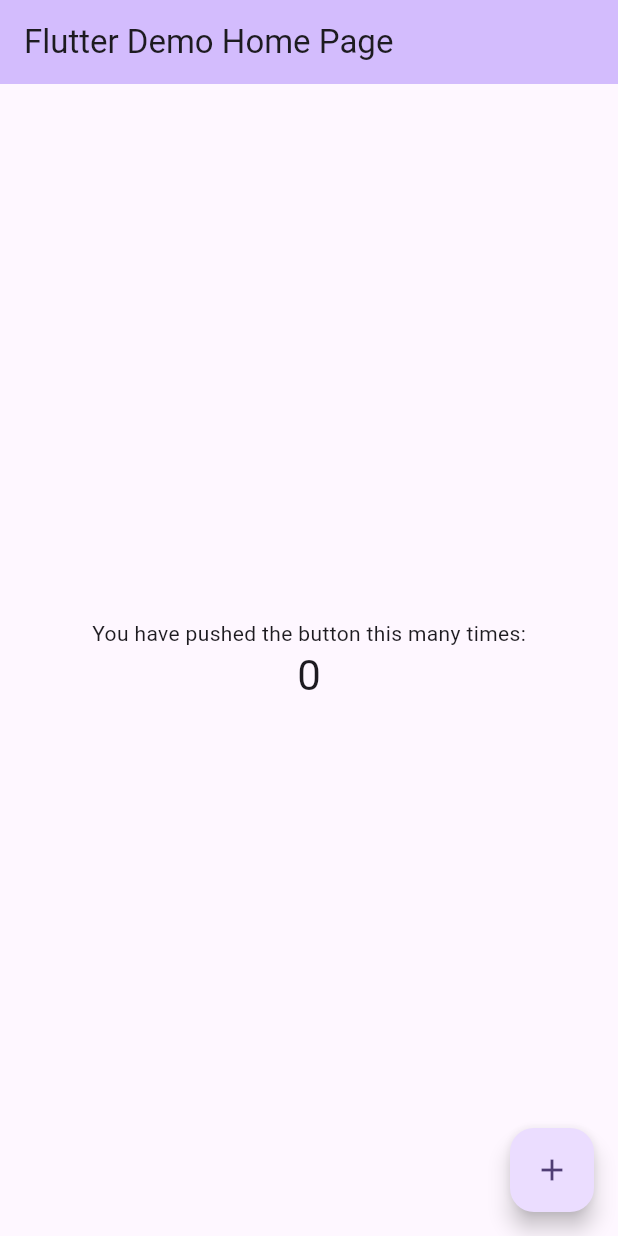
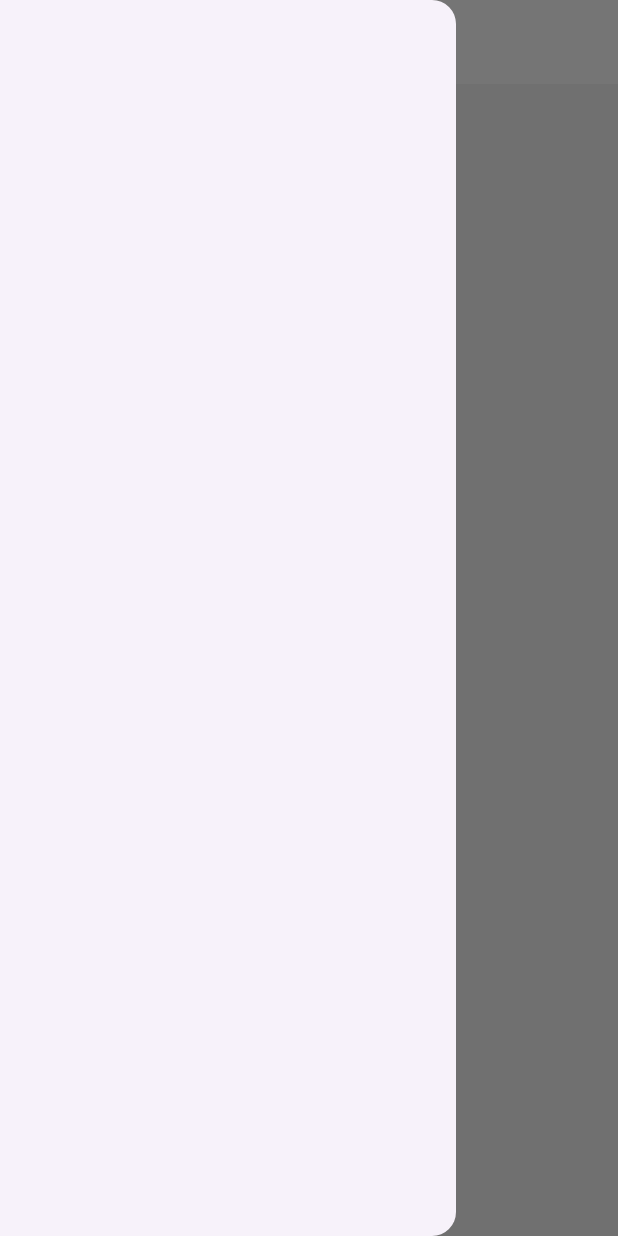
Before and after one commit to codewithjaspreet/trident, a Flutter app: the screen it shows after launch, with the side drawer open (before the commit the screen has no drawer), on a phone screen of 412 x 824 dp. Run offline on Flutter 3.47's test engine with Material 3 defaults, Android fonts, the phone set to English and light mode, and no system bars; our stand-ins replace cached_network_image, connectivity_plus, data_table_2, firebase_storage, get, get_storage and 4 more; missing offline and left inert: dart:html; accounts and stored records are empty; Roboto replaces fonts that are missing (Urbanist); project files that could hold a hidden picture were left out.

Commit message:
feat : added responsive layout structure for desktop, mobile & tablet

```diff
--- /dev/null
+++ b/lib/common/widgets/layouts/templates/site_layout.dart
@@ -0,0 +1,46 @@
+import 'package:flutter/cupertino.dart';
+import 'package:flutter/material.dart';
+import 'package:trident/common/widgets/responsive/responsive_design.dart';
+import 'package:trident/common/widgets/responsive/screens/desktop_layout.dart';
+import 'package:trident/common/widgets/responsive/screens/mobile_layout.dart';
+import 'package:trident/common/widgets/responsive/screens/tablet_layout.dart';
+
+/// Template for the overall site layout, responsive to different screen sizes
+class TSiteTemplate extends StatelessWidget {
+  const TSiteTemplate({
+    super.key,
+    this.desktop,
+    this.tablet,
+    this.mobile,
+    this.useLayout = true,
+  });
+
+  /// Widget for desktop layout
+  final Widget? desktop;
+
+  /// Widget for tablet layout
+  final Widget? tablet;
+
+  /// Widget for mobile layout
+  final Widget? mobile;
+
+  /// Flag to determine whether to use the layout
+  final bool useLayout;
+
+  @override
+  Widget build(BuildContext context) {
+    return Scaffold(
+      body: TResponsiveWidget(
+        desktop: useLayout
+            ? DesktopLayout(body: desktop)
+            : desktop ?? Container(),
+        tablet: useLayout
+            ? TabletLayout(body: tablet ?? desktop)
+            : tablet ?? desktop ?? Container(),
+        mobile: useLayout
+            ? MobileLayout(body: mobile ?? desktop)
+            : mobile ?? desktop ?? Container(),
+      ),
+    );
+  }
+}
--- /dev/null
+++ b/lib/common/widgets/responsive/responsive_design.dart
@@ -0,0 +1,41 @@
+import 'package:flutter/cupertino.dart';
+import 'package:trident/utils/constants/sizes.dart';
+
+class TResponsiveWidget extends StatelessWidget {
+  /// A widget that adapts its layout based on the screen size.
+  /// - [mobile] is used for mobile screens.
+  /// - [tablet] is used for tablet screens.
+  /// - [desktop] is used for desktop screens.
+  ///
+  ///
+  const TResponsiveWidget({
+    super.key,
+    required this.mobile,
+    required this.tablet,
+    required this.desktop,
+  });
+
+  /// Widget to display on mobile devices
+  final Widget mobile;
+
+  /// Widget to display on tablet devices
+  final Widget tablet;
+
+  /// Widget to display on desktop devices
+  final Widget desktop;
+
+  @override
+  Widget build(BuildContext context) {
+    return LayoutBuilder(
+      builder: (_, constraints) {
+        if (constraints.maxWidth >= TSizes.desktopScreenSize ) {
+          return desktop;
+        } else if (constraints.maxWidth < TSizes.desktopScreenSize && constraints.maxWidth >= TSizes.tabletScreenSize) {
+          return tablet;
+        } else {
+          return mobile;
+        }
+      },
+    );
+  }
+}
--- /dev/null
+++ b/lib/common/widgets/responsive/screens/desktop_layout.dart
@@ -0,0 +1,36 @@
+import 'package:flutter/material.dart';
+import 'package:trident/common/widgets/containers/rounded_container.dart';
+
+class DesktopLayout extends StatelessWidget {
+  const DesktopLayout({
+    super.key,
+    required this.body,
+  });
+
+  final Widget? body;
+
+  @override
+  Widget build(BuildContext context) {
+    return Scaffold(
+      body: Row(
+        children: [
+          const Expanded(
+            child: Drawer(),
+          ),
+          Expanded(
+            flex: 5,
+              child: Column(
+            children: [
+              TRoundedContainer(
+                width: double.infinity,
+                height: 75,
+                backgroundColor: Colors.yellow.withOpacity(0.2),
+              ),
+              body ?? const SizedBox()
+            ],
+          ))
+        ],
+      ),
+    );
+  }
+}
--- /dev/null
+++ b/lib/common/widgets/responsive/screens/mobile_layout.dart
@@ -0,0 +1,19 @@
+import 'package:flutter/material.dart';
+
+class MobileLayout extends StatelessWidget {
+  const MobileLayout({
+    super.key,
+    required this.body,
+  });
+
+  final Widget? body;
+
+  @override
+  Widget build(BuildContext context) {
+    return Scaffold(
+      appBar: AppBar(),
+      drawer: const Drawer(),
+      body:body ?? const SizedBox(),
+    );
+  }
+}
--- /dev/null
+++ b/lib/common/widgets/responsive/screens/tablet_layout.dart
@@ -0,0 +1,19 @@
+import 'package:flutter/material.dart';
+
+class TabletLayout extends StatelessWidget {
+  const TabletLayout({
+    super.key,
+    required this.body,
+  });
+
+  final Widget? body;
+
+  @override
+  Widget build(BuildContext context) {
+    return Scaffold(
+      appBar: AppBar(),
+      drawer: const Drawer(),
+      body:body ?? const SizedBox(),
+    );
+  }
+}
--- a/lib/main.dart
+++ b/lib/main.dart
@@ -1,125 +1,68 @@
 import 'package:flutter/material.dart';
+import 'package:get/get.dart';
+import 'package:trident/common/widgets/layouts/templates/site_layout.dart';
+import 'package:trident/routes/app_routes.dart';
+import 'package:trident/routes/routes.dart';
+import 'package:trident/utils/constants/text_strings.dart';
+import 'package:trident/utils/theme/theme.dart';
+import 'package:url_strategy/url_strategy.dart';
 
 void main() {
-  runApp(const MyApp());
+
+
+  //  removing hash signature from the url
+
+  setPathUrlStrategy();
+  runApp(const App());
 }
 
-class MyApp extends StatelessWidget {
-  const MyApp({super.key});
 
-  // This widget is the root of your application.
-  @override
-  Widget build(BuildContext context) {
-    return MaterialApp(
-      title: 'Flutter Demo',
-      theme: ThemeData(
-        // This is the theme of your application.
-        //
-        // TRY THIS: Try running your application with "flutter run". You'll see
-        // the application has a purple toolbar. Then, without quitting the app,
-        // try changing the seedColor in the colorScheme below to Colors.green
-        // and then invoke "hot reload" (save your changes or press the "hot
-        // reload" button in a Flutter-supported IDE, or press "r" if you used
-        // the command line to start the app).
-        //
-        // Notice that the counter didn't reset back to zero; the application
-        // state is not lost during the reload. To reset the state, use hot
-        // restart instead.
-        //
-        // This works for code too, not just values: Most code changes can be
-        // tested with just a hot reload.
-        colorScheme: ColorScheme.fromSeed(seedColor: Colors.deepPurple),
-        useMaterial3: true,
-      ),
-      home: const MyHomePage(title: 'Flutter Demo Home Page'),
-    );
-  }
-}
-
-class MyHomePage extends StatefulWidget {
-  const MyHomePage({super.key, required this.title});
-
-  // This widget is the home page of your application. It is stateful, meaning
-  // that it has a State object (defined below) that contains fields that affect
-  // how it looks.
-
-  // This class is the configuration for the state. It holds the values (in this
-  // case the title) provided by the parent (in this case the App widget) and
-  // used by the build method of the State. Fields in a Widget subclass are
-  // always marked "final".
-
-  final String title;
-
-  @override
-  State<MyHomePage> createState() => _MyHomePageState();
-}
-
-class _MyHomePageState extends State<MyHomePage> {
-  int _counter = 0;
-
-  void _incrementCounter() {
-    setState(() {
-      // This call to setState tells the Flutter framework that something has
-      // changed in this State, which causes it to rerun the build method below
-      // so that the display can reflect the updated values. If we changed
-      // _counter without calling setState(), then the build method would not be
-      // called again, and so nothing would appear to happen.
-      _counter++;
-    });
-  }
+class App extends StatelessWidget{
+  const App({super.key});
 
   @override
   Widget build(BuildContext context) {
-    // This method is rerun every time setState is called, for instance as done
-    // by the _incrementCounter method above.
-    //
-    // The Flutter framework has been optimized to make rerunning build methods
-    // fast, so that you can just rebuild anything that needs updating rather
-    // than having to individually change instances of widgets.
-    return Scaffold(
-      appBar: AppBar(
-        // TRY THIS: Try changing the color here to a specific color (to
-        // Colors.amber, perhaps?) and trigger a hot reload to see the AppBar
-        // change color while the other colors stay the same.
-        backgroundColor: Theme.of(context).colorScheme.inversePrimary,
-        // Here we take the value from the MyHomePage object that was created by
-        // the App.build method, and use it to set our appbar title.
-        title: Text(widget.title),
-      ),
-      body: Center(
-        // Center is a layout widget. It takes a single child and positions it
-        // in the middle of the parent.
-        child: Column(
-          // Column is also a layout widget. It takes a list of children and
-          // arranges them vertically. By default, it sizes itself to fit its
-          // children horizontally, and tries to be as tall as its parent.
-          //
-          // Column has various properties to control how it sizes itself and
-          // how it positions its children. Here we use mainAxisAlignment to
-          // center the children vertically; the main axis here is the vertical
-          // axis because Columns are vertical (the cross axis would be
-          // horizontal).
-          //
-          // TRY THIS: Invoke "debug painting" (choose the "Toggle Debug Paint"
-          // action in the IDE, or press "p" in the console), to see the
-          // wireframe for each widget.
-          mainAxisAlignment: MainAxisAlignment.center,
-          children: <Widget>[
-            const Text(
-              'You have pushed the button this many times:',
-            ),
-            Text(
-              '$_counter',
-              style: Theme.of(context).textTheme.headlineMedium,
-            ),
-          ],
+
+    return GetMaterialApp(
+
+      title: TTexts.appName,
+      themeMode: ThemeMode.light,
+      theme: TAppTheme.lightTheme,
+      darkTheme: TAppTheme.darkTheme,
+      getPages: TAppRoutes.allRoutes ,
+      initialRoute: TRoutes.responsiveDesignTut,
+      unknownRoute: GetPage(
+        name: '/not-found',
+        page: () => const Scaffold(
+          body: Center(
+            child: Text('Page not found'),
+          ),
         ),
       ),
-      floatingActionButton: FloatingActionButton(
-        onPressed: _incrementCounter,
-        tooltip: 'Increment',
-        child: const Icon(Icons.add),
-      ), // This trailing comma makes auto-formatting nicer for build methods.
+    );
+
+  }
+
+
+  }
+
+  class ResponsiveDesignTutorialScreen extends StatelessWidget{
+  const ResponsiveDesignTutorialScreen({super.key});
+
+  @override
+  Widget build(BuildContext context) {
+    return const TSiteTemplate(
+      desktop: Center(
+        child: Text('Desktop Layout'),
+      ),
+      tablet: Center(
+        child: Text('Tablet Layout'),
+      ),
+      mobile: Center(
+        child: Text('Mobile Layout'),
+      ),
     );
   }
-}
+
+
+  }
--- /dev/null
+++ b/lib/routes/app_routes.dart
@@ -0,0 +1,16 @@
+import 'package:get/get_navigation/src/routes/get_route.dart';
+import 'package:trident/routes/routes.dart';
+
+import '../main.dart';
+
+class TAppRoutes {
+
+  static List<GetPage> allRoutes = [
+
+    GetPage(
+      name: TRoutes.responsiveDesignTut,
+      page: () => const ResponsiveDesignTutorialScreen(),
+    ),
+
+  ];
+}
--- /dev/null
+++ b/lib/routes/routes.dart
@@ -0,0 +1,5 @@
+class TRoutes{
+
+  static const String initial = '/';
+  static const String responsiveDesignTut = '/responsiveDesignTut';
+}
--- a/pubspec.yaml
+++ b/pubspec.yaml
@@ -13,6 +13,7 @@ dependencies:
 
 # Utility Packages
   intl: ^0.19.0
+  dynamic_path_url_strategy: ^1.0.0
   lottie:
   shimmer: ^3.0.0
   clipboard: ^0.1.3
```
Also changed, not shown: lib/routes/routes_middleware.dart (added), lib/routes/routes_observer.dart (added), pubspec.lock.
